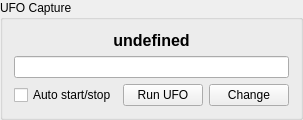
This is widgets/qufomanager.ui in AMOS-uniba/amos-client as Qt 5 draws it before an edit. The edited form follows.
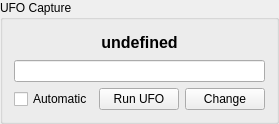
This is the edited form.

Diff of the .ui file:
```diff
--- a/widgets/qufomanager.ui
+++ b/widgets/qufomanager.ui
@@ -6,8 +6,8 @@
    <rect>
     <x>0</x>
     <y>0</y>
-    <width>279</width>
-    <height>107</height>
+    <width>277</width>
+    <height>124</height>
    </rect>
   </property>
   <property name="title">
@@ -26,12 +26,18 @@
       <string>Start and stop automatically</string>
      </property>
      <property name="text">
-      <string>Auto start/stop</string>
+      <string>Automatic</string>
      </property>
     </widget>
    </item>
    <item row="2" column="1">
     <widget class="QPushButton" name="bt_toggle">
+     <property name="sizePolicy">
+      <sizepolicy hsizetype="Minimum" vsizetype="Fixed">
+       <horstretch>0</horstretch>
+       <verstretch>0</verstretch>
+      </sizepolicy>
+     </property>
      <property name="text">
       <string>Run UFO</string>
      </property>
@@ -68,7 +74,6 @@
      <property name="font">
       <font>
        <pointsize>12</pointsize>
-       <weight>75</weight>
        <italic>false</italic>
        <bold>true</bold>
        <kerning>true</kerning>
```
Left out of the diff: 2 changed lines with no effect on the pictures.
